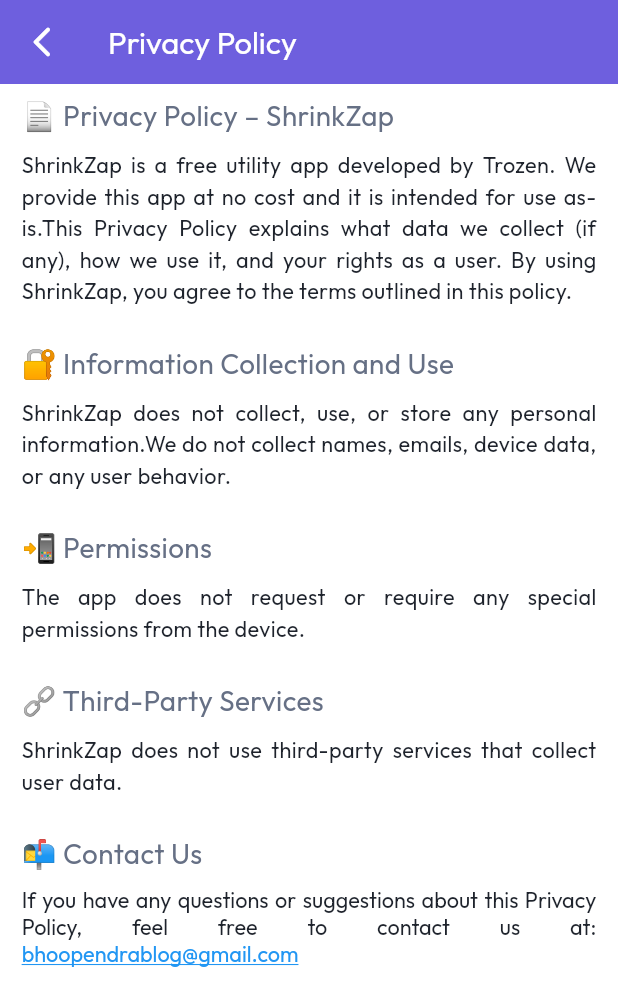
After one commit to trozen04/url_shortener, a Flutter app: the screen it shows after launch, in the side drawer, after a tap on "Privacy Policy", on a phone screen of 412 x 824 dp. The commit adds this screen. Shown: the top 1006 px of the screen. Run offline on Flutter 3.47's test engine with Material 3 defaults, Android fonts, the phone set to English and light mode, and no system bars; our stand-ins replace bloc, flutter_bloc, font_awesome_flutter, google_fonts, package_info_plus.

Commit message:
Added Privacy Policy

```diff
--- /dev/null
+++ b/lib/Screens/Static/privacy_policy.dart
@@ -0,0 +1,185 @@
+import 'package:flutter/gestures.dart';
+import 'package:flutter/material.dart';
+import 'package:url_launcher/url_launcher.dart';
+import '../../Utils/AppColors.dart';
+import '../../Utils/FFontStyles.dart';
+import 'package:package_info_plus/package_info_plus.dart';
+
+class PrivacyPolicy extends StatefulWidget {
+  const PrivacyPolicy({super.key});
+
+  @override
+  _PrivacyPolicyState createState() => _PrivacyPolicyState();
+}
+
+class _PrivacyPolicyState extends State<PrivacyPolicy> with SingleTickerProviderStateMixin {
+  late AnimationController _controller;
+  late Animation<double> _fadeAnimation;
+  late Animation<Offset> _slideAnimation;
+
+
+  @override
+  void initState() {
+    super.initState();
+    _controller = AnimationController(
+      duration: const Duration(milliseconds: 800),
+      vsync: this,
+    );
+
+    // Define fade animation (opacity from 0 to 1)
+    _fadeAnimation = Tween<double>(begin: 0.0, end: 1.0).animate(
+      CurvedAnimation(parent: _controller, curve: Curves.easeIn),
+    );
+
+    // Define slide animation (from 20 pixels below to original position)
+    _slideAnimation = Tween<Offset>(
+      begin: const Offset(0, 0.2), // Slide from 20% below
+      end: Offset.zero,
+    ).animate(
+      CurvedAnimation(parent: _controller, curve: Curves.easeOut),
+    );
+
+    // Start the animation
+    _controller.forward();
+  }
+
+
+  @override
+  void dispose() {
+    _controller.dispose();
+    super.dispose();
+  }
+
+  @override
+  Widget build(BuildContext context) {
+    double height = MediaQuery.of(context).size.height;
+    double width = MediaQuery.of(context).size.width;
+    return Scaffold(
+      backgroundColor: Colors.white,
+      appBar: AppBar(
+        backgroundColor: AppColors.brandNew,
+        title: Text(
+          'Privacy Policy',
+          style: CustomTextStyles.heading(context).copyWith(color: Colors.white),
+        ),
+        leading: IconButton(
+          icon: const Icon(Icons.arrow_back_ios_new_rounded, color: Colors.white),
+          onPressed: () => Navigator.pop(context),
+        ),
+      ),
+      body: Padding(
+        padding: EdgeInsets.symmetric(vertical: height * 0.01, horizontal: width * 0.035),
+        child: SingleChildScrollView(
+          child: FadeTransition(
+            opacity: _fadeAnimation,
+            child: SlideTransition(
+              position: _slideAnimation,
+              child: Column(
+                crossAxisAlignment: CrossAxisAlignment.start,
+                children: [
+                  Text(
+                    '📄 Privacy Policy – ShrinkZap',
+                    style: CustomTextStyles.subheading(context),
+                  ),
+                  SizedBox(height: height * 0.01),
+                  Text(
+                    'ShrinkZap is a free utility app developed by Trozen. We provide this app at no cost and it is intended for use as-is.'
+                        'This Privacy Policy explains what data we collect (if any), how we use it, and your rights as a user. By using ShrinkZap, you agree to the terms outlined in this policy.',
+                    style: CustomTextStyles.body(context),
+                    textAlign: TextAlign.justify,
+                  ),
+                  SizedBox(height: height * 0.03),
+                  Text(
+                    '🔐 Information Collection and Use',
+                    style: CustomTextStyles.subheading(context),
+                  ),
+                  SizedBox(height: height * 0.01),
+                  Text(
+                    'ShrinkZap does not collect, use, or store any personal information.'
+                        'We do not collect names, emails, device data, or any user behavior.',
+                    style: CustomTextStyles.body(context),
+                    textAlign: TextAlign.justify,
+                  ),
+                  SizedBox(height: height * 0.03),
+                  Text(
+                    '📲 Permissions',
+                    style: CustomTextStyles.subheading(context),
+                  ),
+                  SizedBox(height: height * 0.01),
+                  Text(
+                    'The app does not request or require any special permissions from the device.',
+                    style: CustomTextStyles.body(context),
+                    textAlign: TextAlign.justify,
+                  ),
+                  SizedBox(height: height * 0.03),
+                  Text(
+                    '🔗 Third-Party Services',
+                    style: CustomTextStyles.subheading(context),
+                  ),
+                  SizedBox(height: height * 0.01),
+                  Text(
+                    'ShrinkZap does not use third-party services that collect user data.',
+                    style: CustomTextStyles.body(context),
+                    textAlign: TextAlign.justify,
+                  ),
+                  SizedBox(height: height * 0.03),
+                  Text(
+                    '📬 Contact Us',
+                    style: CustomTextStyles.subheading(context),
+                  ),
+                  SizedBox(height: height * 0.01),
+                  RichText(
+                    textAlign: TextAlign.justify,
+                    text: TextSpan(
+                      style: CustomTextStyles.body(context),
+                      children: [
+                        const TextSpan(
+                          text:
+                          'If you have any questions or suggestions about this Privacy Policy, feel free to contact us at: ',
+                        ),
+                        TextSpan(
+                          text: 'bhoopendrablog@gmail.com',
+                          style: CustomTextStyles.body(context).copyWith(
+                            color: Colors.blue,
+                            decoration: TextDecoration.underline,
+                          ),
+                          recognizer: TapGestureRecognizer()
+                            ..onTap = () {
+                              launchUrl(
+                                Uri.parse('mailto:bhoopendrablog@gmail.com'),
+                              );
+                            },
+                        ),
+                      ],
+                    ),
+                  ),
+                  SizedBox(height: height * 0.03),
+                ],
+              ),
+            ),
+          ),
+        ),
+      ),
+    );
+  }
+
+  Widget CustomInfoRow({
+    required BuildContext context,
+    required String title,
+    required String value,
+  }) {
+    return Row(
+      mainAxisAlignment: MainAxisAlignment.spaceBetween,
+      children: [
+        Text(
+          title,
+          style: CustomTextStyles.body(context),
+        ),
+        Text(
+          value,
+          style: CustomTextStyles.body(context).copyWith(color: AppColors.greyText),
+        ),
+      ],
+    );
+  }
+}
--- a/lib/Widgets/custom_drawer.dart
+++ b/lib/Widgets/custom_drawer.dart
@@ -1,4 +1,5 @@
 import 'package:flutter/material.dart';
+import 'package:url_shortener_project/Screens/Static/privacy_policy.dart';
 import 'package:url_shortener_project/Utils/ImageAssets.dart';
 import '../Screens/Static/about_screen.dart';
 import '../Screens/Static/contact_me_screen.dart';
@@ -36,6 +37,15 @@ class CustomDrawer extends StatelessWidget {
               );
             },
           ),
+          CustomListTile(
+            icon: Icons.local_police_outlined,
+            title: 'Privacy Policy',
+            onTap: () {
+              Navigator.of(context).push(
+                NavigationUtils.slideTransition(PrivacyPolicy()),
+              );
+            },
+          ),
         ],
       ),
     );
```
Also changed, not shown: 2 other files.
